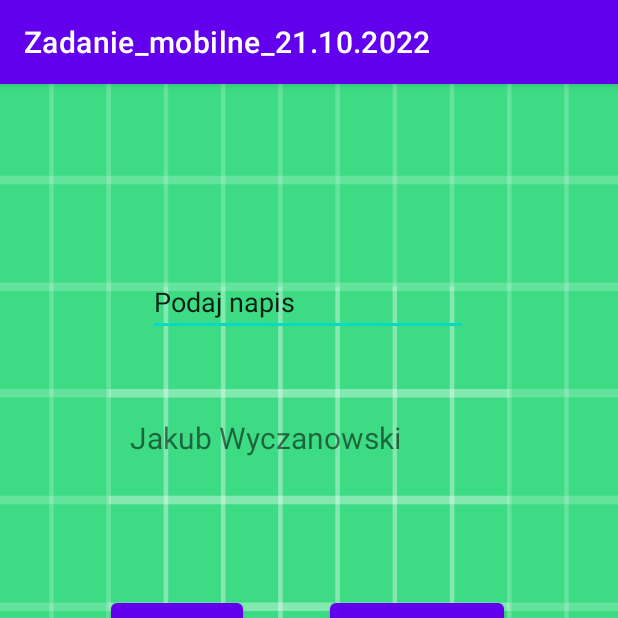
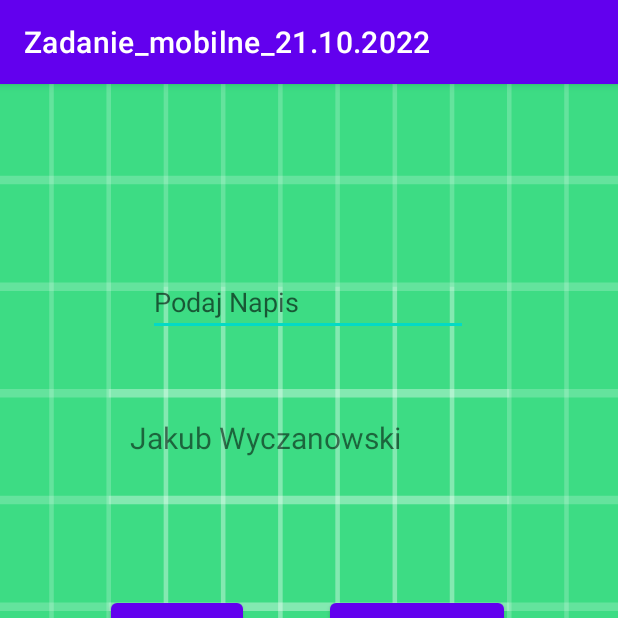
Before and after one commit to Kakaoss/Zadanie_mobilne_21.10.2022, an Android app: the screen it shows after launch (MainActivity), on a phone screen of 412 x 824 dp, the top half of it. Run offline under Robolectric (Android 15) with nearby library versions, the light colour scheme and no system bars.

Commit message:
mala poprawka , teraz dziala

```diff
--- a/app/src/main/res/layout/activity_main.xml
+++ b/app/src/main/res/layout/activity_main.xml
@@ -25,8 +25,8 @@
         android:layout_width="wrap_content"
         android:layout_height="wrap_content"
         android:ems="10"
+        android:hint="Podaj Napis"
         android:inputType="textPersonName"
-        android:text="Podaj napis"
         app:layout_constraintBottom_toBottomOf="parent"
         app:layout_constraintEnd_toEndOf="parent"
         app:layout_constraintHorizontal_bias="0.497"
```
